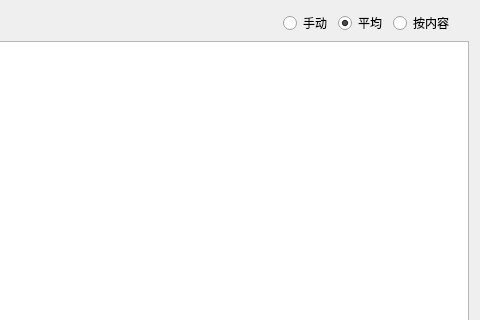
First picture: the form in Qt/ERP/dialogmaterialmanage.ui, repository superp2017/NTERP, before the edit; both pictures show x 560 to 1040 and y 0 to 320 of the 1040 by 824 pixel window.
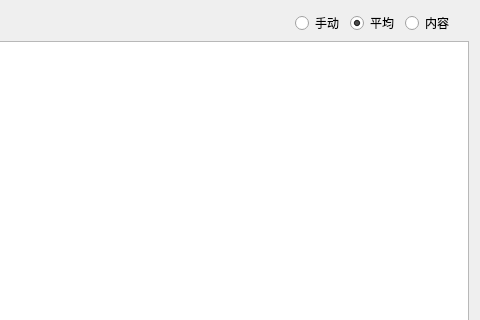
Second picture: the form after the edit. Custom widgets are drawn as their Qt base class.

Patch:
```diff
--- a/Qt/ERP/dialogmaterialmanage.ui
+++ b/Qt/ERP/dialogmaterialmanage.ui
@@ -59,7 +59,7 @@
      <item>
       <widget class="QRadioButton" name="radioButton_content">
        <property name="text">
-        <string>按内容</string>
+        <string>内容</string>
        </property>
       </widget>
      </item>
```
